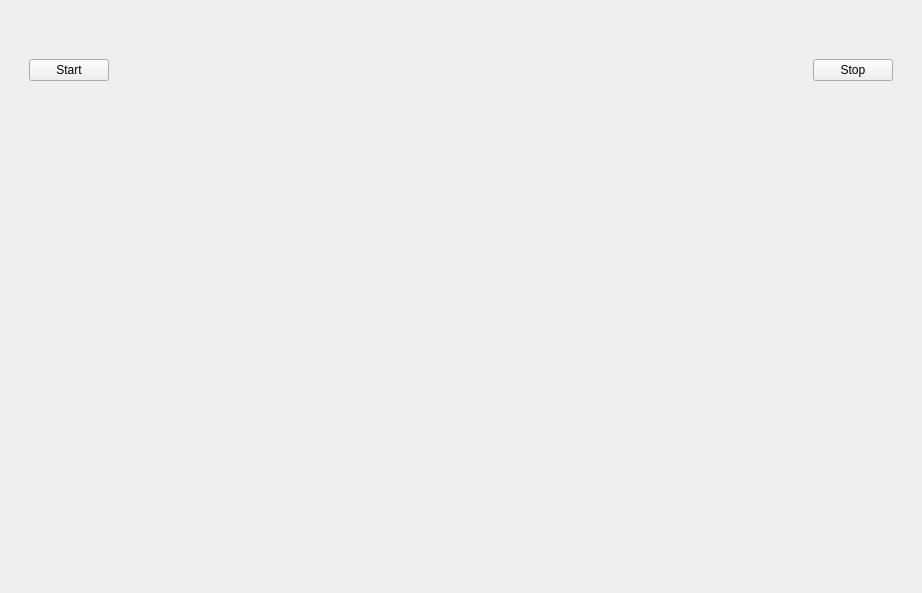
Before: the Qt Designer form package/measure/gui_measure.ui in ljengic/BLE_desktop_application, drawn with Qt 5.
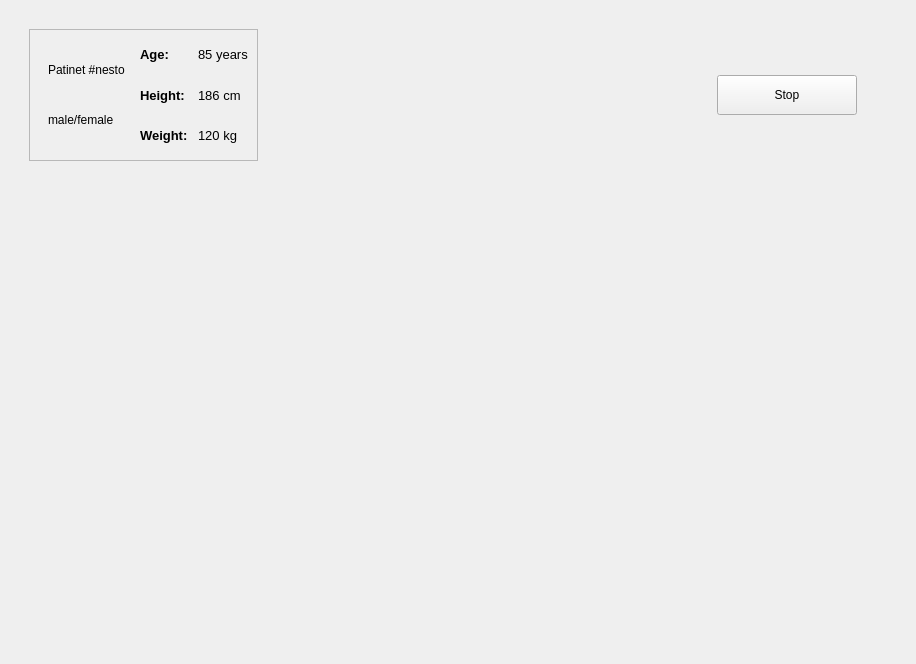
After: the same form once the commit is applied. The open tabs and pages were chosen to show the change.

Commit message: add medicine to patinet data

The edit to the form file:
```diff
--- a/package/measure/gui_measure.ui
+++ b/package/measure/gui_measure.ui
@@ -6,8 +6,8 @@
    <rect>
     <x>0</x>
     <y>0</y>
-    <width>922</width>
-    <height>593</height>
+    <width>916</width>
+    <height>664</height>
    </rect>
   </property>
   <property name="windowTitle">
@@ -875,21 +875,187 @@
          <property name="minimumSize">
           <size>
            <width>0</width>
-           <height>100</height>
+           <height>150</height>
           </size>
          </property>
          <property name="maximumSize">
           <size>
            <width>16777215</width>
-           <height>100</height>
+           <height>150</height>
           </size>
          </property>
-         <layout class="QHBoxLayout" name="horizontalLayout">
+         <layout class="QHBoxLayout" name="horizontalLayout_13">
           <item>
-           <widget class="QPushButton" name="btn_start">
-            <property name="text">
-             <string>Start</string>
+           <widget class="QFrame" name="frame_16">
+            <property name="frameShape">
+             <enum>QFrame::StyledPanel</enum>
             </property>
+            <property name="frameShadow">
+             <enum>QFrame::Raised</enum>
+            </property>
+            <layout class="QHBoxLayout" name="horizontalLayout_12">
+             <item>
+              <widget class="QWidget" name="widget_11" native="true">
+               <layout class="QVBoxLayout" name="verticalLayout_19">
+                <item>
+                 <widget class="QLabel" name="label_28">
+                  <property name="text">
+                   <string>Patinet #nesto</string>
+                  </property>
+                 </widget>
+                </item>
+                <item>
+                 <widget class="QLabel" name="label_29">
+                  <property name="text">
+                   <string>male/female</string>
+                  </property>
+                 </widget>
+                </item>
+               </layout>
+              </widget>
+             </item>
+             <item>
+              <widget class="QWidget" name="widget_10" native="true">
+               <layout class="QHBoxLayout" name="horizontalLayout">
+                <property name="spacing">
+                 <number>10</number>
+                </property>
+                <property name="leftMargin">
+                 <number>0</number>
+                </property>
+                <property name="topMargin">
+                 <number>0</number>
+                </property>
+                <property name="rightMargin">
+                 <number>0</number>
+                </property>
+                <property name="bottomMargin">
+                 <number>0</number>
+                </property>
+                <item>
+                 <widget class="QFrame" name="frame_17">
+                  <layout class="QVBoxLayout" name="verticalLayout_17">
+                   <property name="spacing">
+                    <number>10</number>
+                   </property>
+                   <property name="leftMargin">
+                    <number>0</number>
+                   </property>
+                   <property name="topMargin">
+                    <number>0</number>
+                   </property>
+                   <property name="rightMargin">
+                    <number>0</number>
+                   </property>
+                   <property name="bottomMargin">
+                    <number>0</number>
+                   </property>
+                   <item>
+                    <widget class="QLabel" name="label_22">
+                     <property name="font">
+                      <font>
+                       <pointsize>10</pointsize>
+                       <weight>75</weight>
+                       <bold>true</bold>
+                      </font>
+                     </property>
+                     <property name="text">
+                      <string>Age:</string>
+                     </property>
+                    </widget>
+                   </item>
+                   <item>
+                    <widget class="QLabel" name="label_23">
+                     <property name="font">
+                      <font>
+                       <pointsize>10</pointsize>
+                       <weight>75</weight>
+                       <bold>true</bold>
+                      </font>
+                     </property>
+                     <property name="text">
+                      <string>Height:</string>
+                     </property>
+                    </widget>
+                   </item>
+                   <item>
+                    <widget class="QLabel" name="label_24">
+                     <property name="font">
+                      <font>
+                       <pointsize>10</pointsize>
+                       <weight>75</weight>
+                       <bold>true</bold>
+                      </font>
+                     </property>
+                     <property name="text">
+                      <string>Weight:</string>
+                     </property>
+                    </widget>
+                   </item>
+                  </layout>
+                 </widget>
+                </item>
+                <item>
+                 <widget class="QWidget" name="widget_9" native="true">
+                  <layout class="QVBoxLayout" name="verticalLayout_18">
+                   <property name="spacing">
+                    <number>10</number>
+                   </property>
+                   <property name="leftMargin">
+                    <number>0</number>
+                   </property>
+                   <property name="topMargin">
+                    <number>0</number>
+                   </property>
+                   <property name="rightMargin">
+                    <number>0</number>
+                   </property>
+                   <property name="bottomMargin">
+                    <number>0</number>
+                   </property>
+                   <item>
+                    <widget class="QLabel" name="display_age">
+                     <property name="font">
+                      <font>
+                       <pointsize>10</pointsize>
+                      </font>
+                     </property>
+                     <property name="text">
+                      <string>85 years</string>
+                     </property>
+                    </widget>
+                   </item>
+                   <item>
+                    <widget class="QLabel" name="display_height">
+                     <property name="font">
+                      <font>
+                       <pointsize>10</pointsize>
+                      </font>
+                     </property>
+                     <property name="text">
+                      <string>186 cm</string>
+                     </property>
+                    </widget>
+                   </item>
+                   <item>
+                    <widget class="QLabel" name="display_weight">
+                     <property name="font">
+                      <font>
+                       <pointsize>10</pointsize>
+                      </font>
+                     </property>
+                     <property name="text">
+                      <string>120 kg</string>
+                     </property>
+                    </widget>
+                   </item>
+                  </layout>
+                 </widget>
+                </item>
+               </layout>
+              </widget>
+             </item>
+            </layout>
            </widget>
           </item>
           <item>
@@ -897,19 +1063,110 @@
             <property name="orientation">
              <enum>Qt::Horizontal</enum>
             </property>
+            <property name="sizeType">
+             <enum>QSizePolicy::Expanding</enum>
+            </property>
             <property name="sizeHint" stdset="0">
              <size>
-              <width>433</width>
+              <width>379</width>
               <height>20</height>
              </size>
             </property>
            </spacer>
           </item>
           <item>
-           <widget class="QPushButton" name="btn_stop">
-            <property name="text">
-             <string>Stop</string>
+           <widget class="QStackedWidget" name="stackedWidget_2">
+            <property name="minimumSize">
+             <size>
+              <width>200</width>
+              <height>0</height>
+             </size>
             </property>
+            <property name="maximumSize">
+             <size>
+              <width>200</width>
+              <height>16777215</height>
+             </size>
+            </property>
+            <property name="currentIndex">
+             <number>1</number>
+            </property>
+            <widget class="QWidget" name="page_4">
+             <layout class="QHBoxLayout" name="horizontalLayout_11">
+              <property name="spacing">
+               <number>0</number>
+              </property>
+              <property name="leftMargin">
+               <number>0</number>
+              </property>
+              <property name="topMargin">
+               <number>0</number>
+              </property>
+              <property name="rightMargin">
+               <number>0</number>
+              </property>
+              <property name="bottomMargin">
+               <number>0</number>
+              </property>
+              <item>
+               <widget class="QPushButton" name="btn_start">
+                <property name="minimumSize">
+                 <size>
+                  <width>140</width>
+                  <height>40</height>
+                 </size>
+                </property>
+                <property name="maximumSize">
+                 <size>
+                  <width>140</width>
+                  <height>40</height>
+                 </size>
+                </property>
+                <property name="text">
+                 <string>Start</string>
+                </property>
+               </widget>
+              </item>
+             </layout>
+            </widget>
+            <widget class="QWidget" name="page_5">
+             <layout class="QHBoxLayout" name="horizontalLayout_10">
+              <property name="spacing">
+               <number>0</number>
+              </property>
+              <property name="leftMargin">
+               <number>0</number>
+              </property>
+              <property name="topMargin">
+               <number>0</number>
+              </property>
+              <property name="rightMargin">
+               <number>0</number>
+              </property>
+              <property name="bottomMargin">
+               <number>0</number>
+              </property>
+              <item>
+               <widget class="QPushButton" name="btn_stop">
+                <property name="minimumSize">
+                 <size>
+                  <width>140</width>
+                  <height>40</height>
+                 </size>
+                </property>
+                <property name="maximumSize">
+                 <size>
+                  <width>140</width>
+                  <height>40</height>
+                 </size>
+                </property>
+                <property name="text">
+                 <string>Stop</string>
+                </property>
+               </widget>
+              </item>
+             </layout>
+            </widget>
            </widget>
           </item>
          </layout>
```
Left out of the diff: 177 changed lines with no effect on the pictures. The commit also changes 8 other files.
